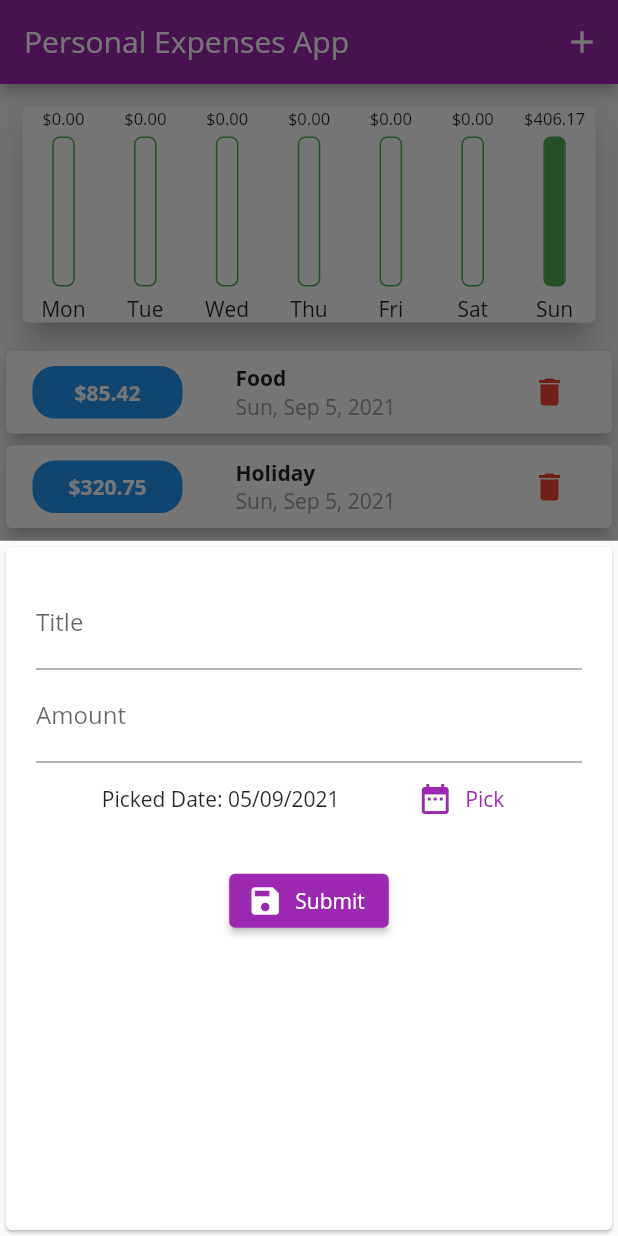
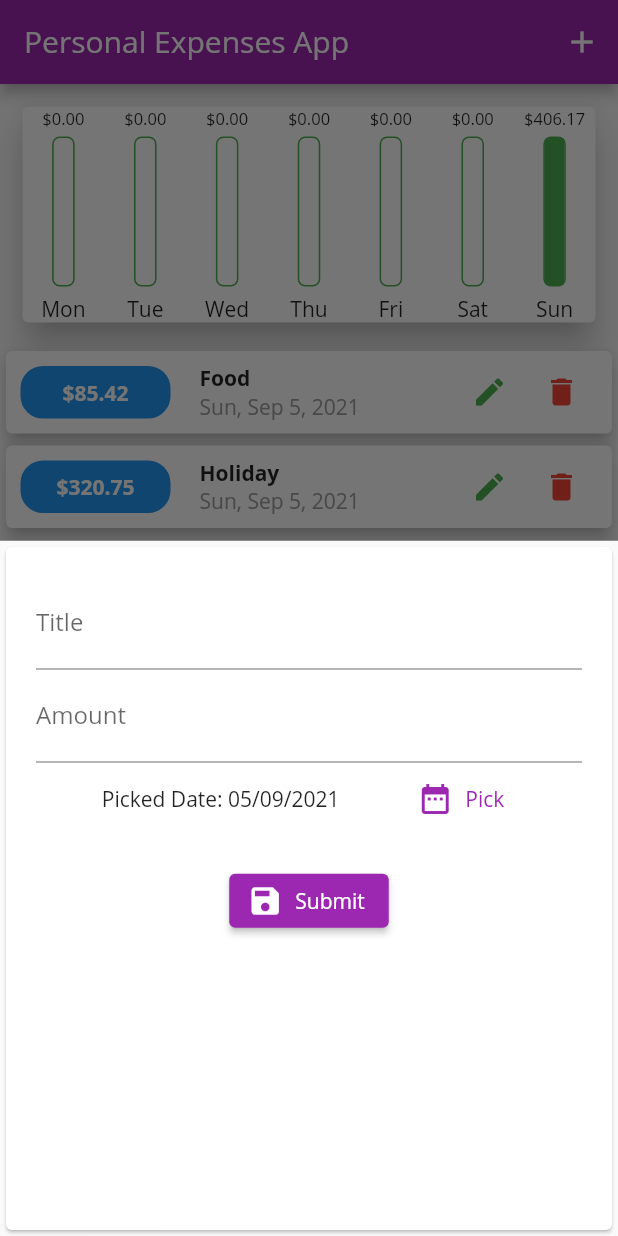
Before and after one commit to ysumut/Personal-Expenses-App, a Flutter app: the screen it shows after launch, after a tap on the "delete" icon, after a tap on the "add" icon, on a phone screen of 412 x 824 dp. Run offline on Flutter 3.47's test engine with Material 2 defaults, Android fonts, the phone set to English and light mode, and no system bars.

```diff
--- a/lib/models/transaction.dart
+++ b/lib/models/transaction.dart
@@ -1,8 +1,8 @@
 class Transaction {
-  final int id;
-  final String title;
-  final double amount;
-  final DateTime dateTime;
+  int id;
+  String title;
+  double amount;
+  DateTime dateTime;
 
   Transaction({required this.id, required this.title, required this.amount, required this.dateTime});
 }
--- a/lib/widgets/transaction_form.dart
+++ b/lib/widgets/transaction_form.dart
@@ -1,20 +1,31 @@
 import 'package:flutter/material.dart';
 import 'package:intl/intl.dart';
+import '../models/transaction.dart';
 
 class TransactionForm extends StatefulWidget {
-  final Function(String, double, DateTime) submitTx;
+  final Function(Transaction) saveTx;
+  final Transaction? transaction;
 
-  TransactionForm(this.submitTx);
+  TransactionForm(this.saveTx, {this.transaction});
 
   @override
-  _TransactionFormState createState() => _TransactionFormState();
+  _TransactionFormState createState() => _TransactionFormState(transaction: transaction);
 }
 
 class _TransactionFormState extends State<TransactionForm> {
-  final titleController = TextEditingController();
-  final amountController = TextEditingController();
+  final _titleController = TextEditingController();
+  final _amountController = TextEditingController();
   DateTime _selectedDate = DateTime.now();
-  String errMsg = "";
+  String _errMsg = "";
+  Transaction? transaction;
+
+  _TransactionFormState({this.transaction}) {
+    if (transaction != null) {
+      _titleController.text = transaction!.title;
+      _amountController.text = transaction!.amount.toStringAsFixed(2);
+      _selectedDate = transaction!.dateTime;
+    }
+  }
 
   @override
   Widget build(BuildContext context) {
@@ -26,12 +37,12 @@ class _TransactionFormState extends State<TransactionForm> {
             children: [
               TextField(
                 decoration: InputDecoration(labelText: 'Title'),
-                controller: titleController,
+                controller: _titleController,
                 onSubmitted: (_) => _saveData(),
               ),
               TextField(
                 decoration: InputDecoration(labelText: 'Amount'),
-                controller: amountController,
+                controller: _amountController,
                 keyboardType: TextInputType.number,
                 onSubmitted: (_) => _saveData(),
               ),
@@ -55,7 +66,7 @@ class _TransactionFormState extends State<TransactionForm> {
               ),
               Container(
                   child: Text(
-                errMsg,
+                _errMsg,
                 style:
                     TextStyle(color: Colors.red, fontWeight: FontWeight.bold),
               )),
@@ -68,23 +79,36 @@ class _TransactionFormState extends State<TransactionForm> {
 
   void _saveData() {
     try {
-      String title = titleController.text.trim();
-      double amount = double.parse(amountController.text.trim());
+      String title = _titleController.text.trim();
+      double amount = double.parse(_amountController.text.trim());
 
-      if (title.isEmpty || amount <= 0 || amount > 999999999) {
+      if (title.isEmpty ||
+          title.length > 50 ||
+          amount <= 0 ||
+          amount > 999999999) {
         setState(() {
-          errMsg =
-              'Başlık boş olamaz, miktar 0 dan küçük veya 999999999\'dan büyük olamaz!';
+          _errMsg =
+              'Başlık boş veya 50 karakterden büyük olamaz, miktar 0 dan küçük veya 999999999\'dan büyük olamaz!';
         });
         return;
       }
 
-      widget.submitTx(title, amount, this._selectedDate);
+      int id = 0;
+      if (widget.transaction != null) {
+        id = widget.transaction!.id;
+      }
+
+      widget.saveTx(Transaction(
+              id: id,
+              title: title,
+              amount: amount,
+              dateTime: _selectedDate) // id will change in submitTx
+          );
       Navigator.of(context).pop();
     } catch (err) {
       print("ERROR: " + err.toString());
       setState(() {
-        errMsg = 'Hatalı kayıt!';
+        _errMsg = 'Hatalı kayıt!';
       });
     }
   }
--- a/lib/widgets/transaction_list.dart
+++ b/lib/widgets/transaction_list.dart
@@ -1,20 +1,21 @@
-import 'package:flutter/cupertino.dart';
 import 'package:flutter/material.dart';
 import 'package:intl/intl.dart';
+import './transaction_form.dart';
 import '../models/transaction.dart';
 
 class TransactionList extends StatelessWidget {
-  final List<Transaction> transactions;
-  final Function(int) deleteTx;
+  final List<Transaction> _transactions;
+  final Function(Transaction) _editTx;
+  final Function(int) _deleteTx;
 
-  TransactionList(this.transactions, this.deleteTx);
+  TransactionList(this._transactions, this._editTx, this._deleteTx);
 
   @override
   Widget build(BuildContext context) {
     return Container(
         height: 580,
         child: ListView.builder(
-          itemCount: transactions.length,
+          itemCount: _transactions.length,
           itemBuilder: (ctx, index) {
             return Card(
               elevation: 5,
@@ -35,7 +36,7 @@ class TransactionList extends StatelessWidget {
                       child: Text(
                         '\$' +
                             NumberFormat("#,##0.00")
-                                .format(transactions[index].amount),
+                                .format(_transactions[index].amount),
                         style: TextStyle(
                             color: Colors.white, fontWeight: FontWeight.bold),
                       ),
@@ -47,22 +48,34 @@ class TransactionList extends StatelessWidget {
                       crossAxisAlignment: CrossAxisAlignment.start,
                       children: [
                         FittedBox(
-                          child: Text(transactions[index].title,
+                          child: Text(_transactions[index].title,
                               style: TextStyle(fontWeight: FontWeight.bold)),
                         ),
                         Text(
                             DateFormat.yMMMEd()
-                                .format(transactions[index].dateTime),
+                                .format(_transactions[index].dateTime),
                             style: TextStyle(color: Colors.grey)),
                       ],
                     ),
                   ),
-                  IconButton(
-                    onPressed: () => deleteTx(transactions[index].id),
-                    icon: Icon(
-                      Icons.delete,
-                      color: Colors.red,
-                    ),
+                  Row(
+                    children: [
+                      IconButton(
+                        onPressed: () =>
+                            _openModalForEdit(context, _transactions[index]),
+                        icon: Icon(
+                          Icons.edit,
+                          color: Colors.green,
+                        ),
+                      ),
+                      IconButton(
+                        onPressed: () => _deleteTx(_transactions[index].id),
+                        icon: Icon(
+                          Icons.delete,
+                          color: Colors.red,
+                        ),
+                      ),
+                    ],
                   ),
                 ],
               ),
@@ -70,4 +83,16 @@ class TransactionList extends StatelessWidget {
           },
         ));
   }
+
+  void _openModalForEdit(BuildContext context, Transaction t) {
+    showModalBottomSheet(
+      context: context,
+      builder: (_) {
+        return new TransactionForm(
+          _editTx,
+          transaction: t,
+        );
+      },
+    );
+  }
 }
```
Also changed, not shown: lib/main.dart (+14 -6 lines).
